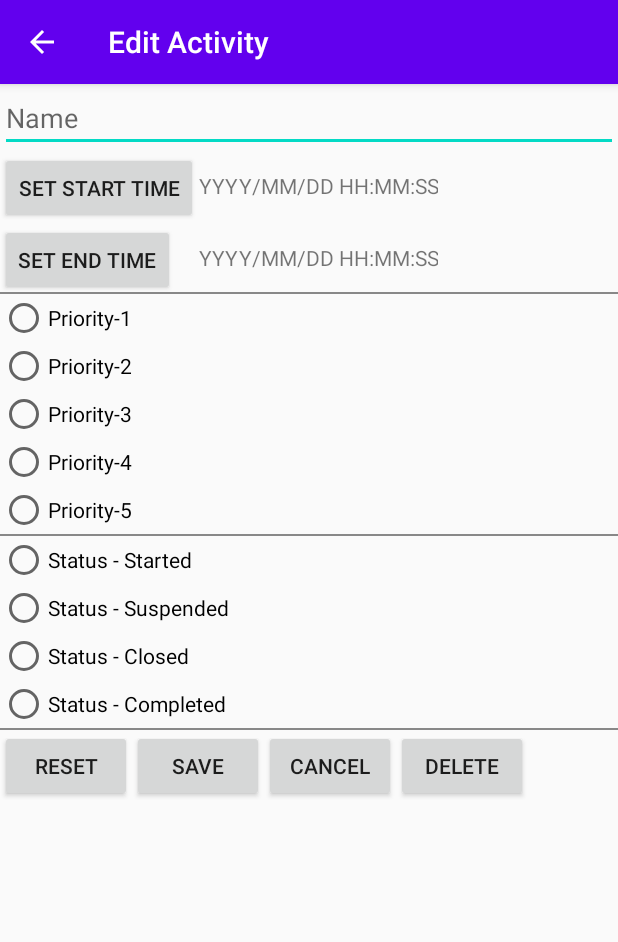
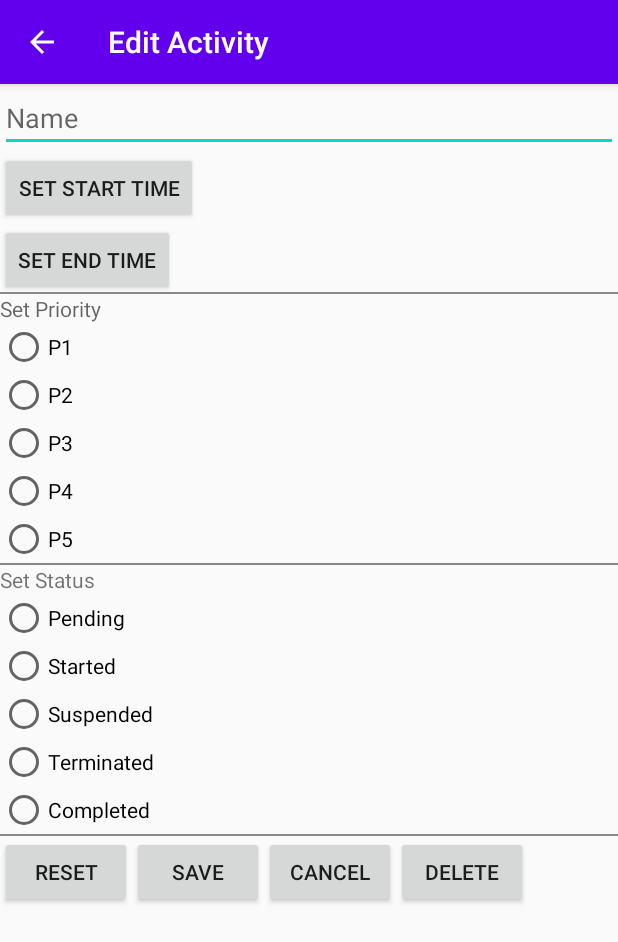
Before and after one commit to TheScienceUniverse/Goal_Chase, an Android app: the EditActivity screen opened directly, with no data from a screen before it, after a tap on "SAVE", on a phone screen of 412 x 824 dp. Shown: the top 942 px of the screen. Run offline under Robolectric (Android 15) with nearby library versions, the phone set to English and light mode, and no system bars; 4 statements that could not run were skipped.

Commit message:
activity class updated main activity updated Call to edit activity updated images added

```diff
--- a/app/src/main/java/com/example/goal_chase/Activity.java
+++ b/app/src/main/java/com/example/goal_chase/Activity.java
@@ -1,69 +1,82 @@
 package com.example.goal_chase;
 
-public class Activity {
-	String activityName;
+import java.io.Serializable;
+
+public class Activity implements Serializable {
+	String name;
 	String startTime;
 	String endTime;
+	String priority;
+	String status;
 	int priorityImageSource;
 	int statusImageSource;
 
-	Activity (String activityName, String startTime, String endTime, String priority, String status) {
-		this.activityName = activityName;
+	Activity (String name, String startTime, String endTime, String priority, String status) {
+		this.name = name;
 		this.startTime = startTime;
 		this.endTime = endTime;
-		this.priorityImageSource = getPriorityImageSource(priority);
-		this.statusImageSource = getStatusImageSource(status);
+		this.priority = priority;
+		this.status = status;
+		this.priorityImageSource = getImageSource(priority);
+		this.statusImageSource = getImageSource(status);
 	}
 
-	int getPriorityImageSource (String priority) {
+	int getImageSource (String string) {
 		int id = 0;
 
-		switch (priority) {
-			case "Priority-1":
-				id = R.drawable.red;
+		String[] strings = new String[] {
+			"P1", "P2", "P3", "P4", "P5",
+			"Pending", "Started", "Suspended", "Terminated", "Completed"
+		};
+
+		int[] ints = new int[] {
+			R.drawable.red,
+			R.drawable.orange,
+			R.drawable.yellow,
+			R.drawable.green,
+			R.drawable.blue,
+			R.drawable.exclamation,
+			R.drawable.play,
+			R.drawable.pause,
+			R.drawable.cross,
+			R.drawable.tick
+		};
+
+		for (id = 0; id < strings.length; id++) {
+			if (string.equals(strings[id])) {
 				break;
-			case "Priority-2":
-				id = R.drawable.orange;
-				break;
-			case "Priority-3":
-				id = R.drawable.yellow;
-				break;
-			case "Priority-4":
-				id = R.drawable.green;
-				break;
-			case "Priority-5":
-				id = R.drawable.blue;
-				break;
-			default:
-				break;
+			}
 		}
 
-		return id;
+		return (id == strings.length) ? 0 : ints[id];
 	}
 
-	int getStatusImageSource (String status) {
+	int getRadioButtonId (String string) {
 		int id = 0;
+		String[] strings = new String[] {
+				"P1", "P2", "P3", "P4", "P5",
+				"Pending", "Started", "Suspended", "Terminated", "Completed"
+		};
 
-		switch (status) {
-			case "Pending":
-				id = R.drawable.exclamation;
+		int[] ints = new int[] {
+				R.id.Priority1,
+				R.id.Priority2,
+				R.id.Priority3,
+				R.id.Priority4,
+				R.id.Priority5,
+				R.id.Pending,
+				R.id.Started,
+				R.id.Suspended,
+				R.id.Terminated,
+				R.id.Completed
+		};
+
+		for (id = 0; id < strings.length; id++) {
+			if (string.equals(strings[id])) {
 				break;
-			case "Started":
-				id = R.drawable.play;
-				break;
-			case "Suspended":
-				id = R.drawable.pause;
-				break;
-			case "Terminated":
-				id = R.drawable.cross;
-				break;
-			case "Completed":
-				id = R.drawable.tick;
-				break;
-			default:
-				break;
+			}
 		}
 
-		return id;
+		return (id == strings.length) ? 0 : ints[id];
 	}
 }
--- a/app/src/main/java/com/example/goal_chase/EditActivity.java
+++ b/app/src/main/java/com/example/goal_chase/EditActivity.java
@@ -6,10 +6,12 @@ import androidx.appcompat.app.AppCompatActivity;
 import android.app.AlertDialog;
 import android.app.DatePickerDialog;
 import android.app.TimePickerDialog;
+import android.content.Intent;
 import android.os.Bundle;
 import android.view.View;
 import android.widget.DatePicker;
 import android.widget.EditText;
+import android.widget.RadioButton;
 import android.widget.RadioGroup;
 import android.widget.TextView;
 import android.widget.TimePicker;
@@ -23,6 +25,7 @@ import static java.lang.Integer.parseInt;
 public class EditActivity extends AppCompatActivity implements View.OnClickListener {
 	private String string = "";
 	private Utility utility = new Utility(this);
+	private Activity activity = null;
 
 	@Override
 	protected void onCreate(Bundle savedInstanceState) {
@@ -33,6 +36,13 @@ public class EditActivity extends AppCompatActivity implements View.OnClickListe
 		actionBar.setTitle("Edit Activity");
 		actionBar.setDisplayHomeAsUpEnabled(true);
 
+		this.activity = (Activity) getIntent().getSerializableExtra("Activity");
+
+		if (this.activity == null) {
+			this.activity = new Activity("", "", "", "", "");
+		}
+
+		this.setValues();
 		this.setListeners();
 	}
 
@@ -76,13 +86,22 @@ public class EditActivity extends AppCompatActivity implements View.OnClickListe
 	}
 
 	void save() {
-		if (dataReady()) {
-			this.utility.writeIntoFile(
-				"\n\nName: " + ((EditText)findViewById(R.id.EditName)).getText().toString()
-				+ "\nStartTime: " + ((TextView)findViewById(R.id.StartTime)).getText().equals("YYYY/MM/DD HH:MM:SS")
-				+ "\nEndTine: " + ((TextView)findViewById(R.id.EndTime)).getText().equals("YYYY/MM/DD HH:MM:SS")
-			);
-			// Toast.makeText(this, "Data saved", Toast.LENGTH_SHORT).show();
+		if (this.dataReady()) {
+			this.string = "Name: " + this.activity.name
+				+ "\nStartTime: " + this.activity.startTime
+				+ "\nEndTine: " + this.activity.endTime
+				+ "\nPriority: " + this.activity.priority
+				+ "\nStatus: " + this.activity.status
+				+ "\n";
+			/*this.utility.writeIntoFile (
+				this.name
+				+ "\n" + this.startTime
+				+ "\n" + this.endTime
+				+ "\n" + this.priority
+				+ "\n" + this.status
+				+ "\n"
+			);*/
+			Toast.makeText(this, this.string, Toast.LENGTH_SHORT).show();
 		} else {
 			Toast.makeText(this, "Data not ready", Toast.LENGTH_SHORT).show();
 		}
@@ -143,9 +162,29 @@ public class EditActivity extends AppCompatActivity implements View.OnClickListe
 		}
 	}
 
+	void getValues() {
+		this.activity.name = ((EditText)findViewById(R.id.EditName)).getText().toString();
+		this.activity.startTime = ((TextView)findViewById(R.id.StartTime)).getText().toString();
+		this.activity.endTime = ((TextView)findViewById(R.id.EndTime)).getText().toString();
+		this.activity.priority = ((RadioButton) findViewById(((RadioGroup) findViewById(R.id.SetPriority)).getCheckedRadioButtonId())).getText().toString();
+		this.activity.priority = ((RadioButton) findViewById(((RadioGroup) findViewById(R.id.SetStatus)).getCheckedRadioButtonId())).getText().toString();
+	}
+
+	void setValues() {
+		((EditText)findViewById(R.id.EditName)).setText(this.activity.name);
+		((TextView)findViewById(R.id.StartTime)).setText(this.activity.startTime);
+		((TextView)findViewById(R.id.EndTime)).setText(this.activity.endTime);
+		((RadioButton) findViewById(this.activity.getRadioButtonId(this.activity.priority))).setChecked(true);
+		((RadioButton) findViewById(this.activity.getRadioButtonId(this.activity.status))).setChecked(true);
+	}
+
 	boolean dataReady() {
-		return !((EditText)findViewById(R.id.EditName)).getText().toString().equals("")
-			&& !((TextView)findViewById(R.id.StartTime)).getText().equals("YYYY/MM/DD HH:MM:SS")
-			&& !((TextView)findViewById(R.id.EndTime)).getText().equals("YYYY/MM/DD HH:MM:SS");
+		this.getValues();
+
+		return !this.activity.name.equals("")
+			&& !this.activity.startTime.equals("YYYY/MM/DD HH:MM:SS")
+			&& !this.activity.endTime.equals("YYYY/MM/DD HH:MM:SS")
+			&& !this.activity.priority.equals("")
+			&& !this.activity.status.equals("");
 	}
 }
--- a/app/src/main/res/layout/activity_edit.xml
+++ b/app/src/main/res/layout/activity_edit.xml
@@ -64,39 +64,46 @@
 		android:layout_below="@+id/horizontal_bar0"
 		android:orientation="vertical">
 
+		<TextView
+			android:id="@+id/PriorityHeader"
+			android:layout_width="match_parent"
+			android:layout_height="wrap_content"
+			android:hint="Set Priority"
+		/>
+
 		<RadioButton
 			android:id="@+id/Priority1"
 			android:layout_width="wrap_content"
 			android:layout_height="wrap_content"
-			android:text="Priority-1"
+			android:text="P1"
 		/>
 
 		<RadioButton
 			android:id="@+id/Priority2"
 			android:layout_width="wrap_content"
 			android:layout_height="wrap_content"
-			android:text="Priority-2"
+			android:text="P2"
 		/>
 
 		<RadioButton
 			android:id="@+id/Priority3"
 			android:layout_width="wrap_content"
 			android:layout_height="wrap_content"
-			android:text="Priority-3"
+			android:text="P3"
 		/>
 
 		<RadioButton
 			android:id="@+id/Priority4"
 			android:layout_width="wrap_content"
 			android:layout_height="wrap_content"
-			android:text="Priority-4"
+			android:text="P4"
 		/>
 
 		<RadioButton
 			android:id="@+id/Priority5"
 			android:layout_width="wrap_content"
 			android:layout_height="wrap_content"
-			android:text="Priority-5"
+			android:text="P5"
 		/>
 	</RadioGroup>
 
@@ -115,32 +122,46 @@
 		android:layout_below="@+id/horizontal_bar1"
 		android:orientation="vertical">
 
-		<RadioButton
-			android:id="@+id/Status_Started"
-			android:layout_width="wrap_content"
+		<TextView
+			android:id="@+id/StatusTitle"
+			android:layout_width="match_parent"
 			android:layout_height="wrap_content"
-			android:text="Status - Started"
+			android:text="Set Status"
 		/>
 
 		<RadioButton
-			android:id="@+id/Status_Suspended"
+			android:id="@+id/Pending"
 			android:layout_width="wrap_content"
 			android:layout_height="wrap_content"
-			android:text="Status - Suspended"
+			android:text="Pending"
 		/>
 
 		<RadioButton
-			android:id="@+id/Status_Closed"
+			android:id="@+id/Started"
 			android:layout_width="wrap_content"
 			android:layout_height="wrap_content"
-			android:text="Status - Closed"
+			android:text="Started"
 		/>
 
 		<RadioButton
-			android:id="@+id/Status_Completed"
+			android:id="@+id/Suspended"
 			android:layout_width="wrap_content"
 			android:layout_height="wrap_content"
-			android:text="Status - Completed"
+			android:text="Suspended"
+		/>
+
+		<RadioButton
+			android:id="@+id/Terminated"
+			android:layout_width="wrap_content"
+			android:layout_height="wrap_content"
+			android:text="Terminated"
+		/>
+
+		<RadioButton
+			android:id="@+id/Completed"
+			android:layout_width="wrap_content"
+			android:layout_height="wrap_content"
+			android:text="Completed"
 		/>
 	</RadioGroup>
 
```
Also changed, not shown: app/src/main/java/com/example/goal_chase/MainActivity.java (+14 -2 lines), app/src/main/java/com/example/goal_chase/Utility.java (+8 -8 lines).
